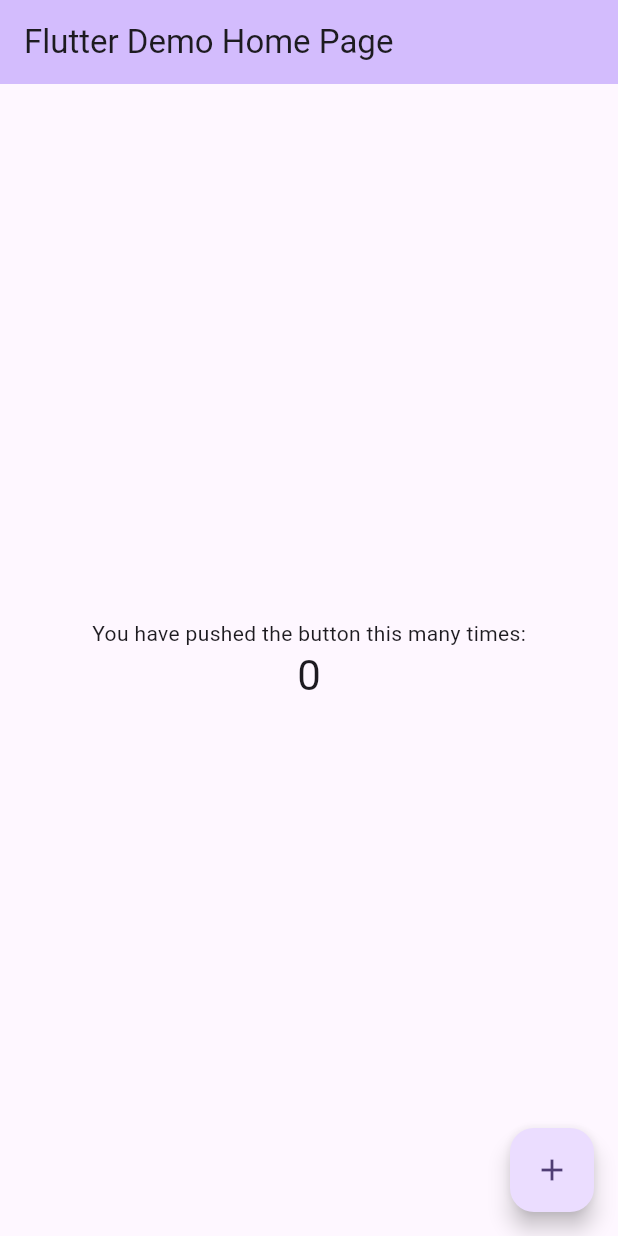
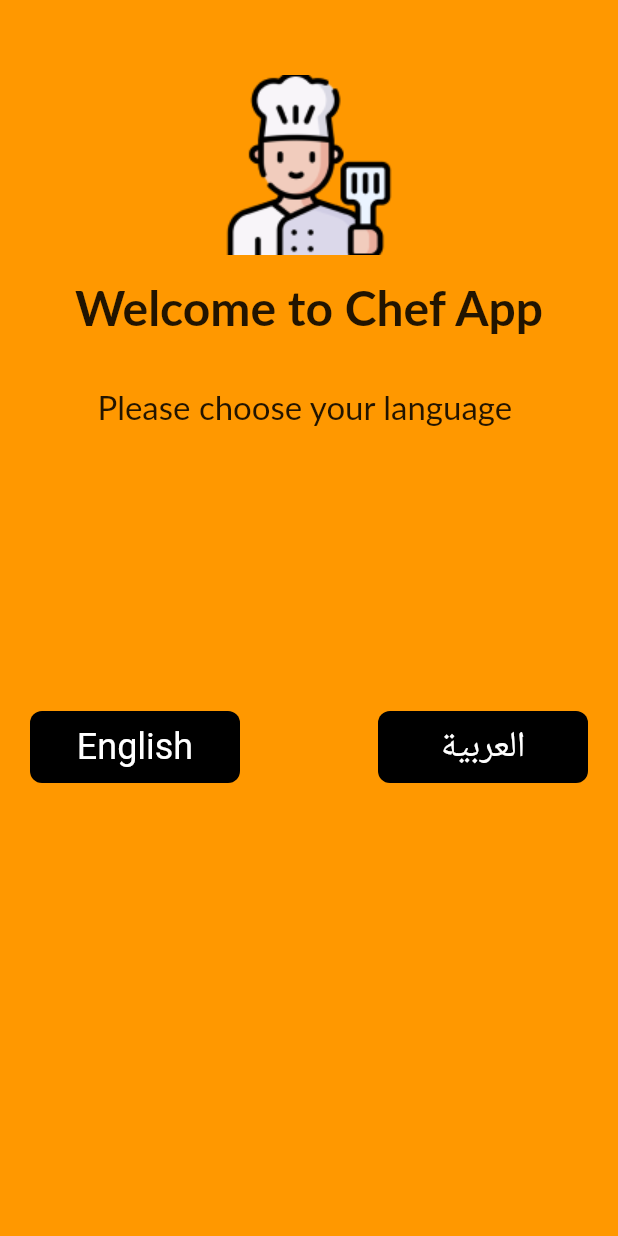
Before and after one commit to Lamiaa21-3/chef_app, a Flutter app: the screen it shows after launch, on a phone screen of 412 x 824 dp. Run offline on Flutter 3.47's test engine with Material 2 defaults, Android fonts, the phone set to English and light mode, and no system bars; Roboto replaces fonts that are missing (Lato, Poppins).

Commit message:
change language

```diff
--- a/lib/main.dart
+++ b/lib/main.dart
@@ -1,3 +1,4 @@
+import 'package:chef_app/screens/change_language/change_language.dart';
 import 'package:flutter/material.dart';
 
 void main() {
@@ -5,121 +6,16 @@ void main() {
 }
 
 class MyApp extends StatelessWidget {
-  const MyApp({super.key});
+  const MyApp
+
+  ({super.key});
 
   // This widget is the root of your application.
   @override
   Widget build(BuildContext context) {
     return MaterialApp(
-      title: 'Flutter Demo',
-      theme: ThemeData(
-        // This is the theme of your application.
-        //
-        // TRY THIS: Try running your application with "flutter run". You'll see
-        // the application has a blue toolbar. Then, without quitting the app,
-        // try changing the seedColor in the colorScheme below to Colors.green
-        // and then invoke "hot reload" (save your changes or press the "hot
-        // reload" button in a Flutter-supported IDE, or press "r" if you used
-        // the command line to start the app).
-        //
-        // Notice that the counter didn't reset back to zero; the application
-        // state is not lost during the reload. To reset the state, use hot
-        // restart instead.
-        //
-        // This works for code too, not just values: Most code changes can be
-        // tested with just a hot reload.
-        colorScheme: ColorScheme.fromSeed(seedColor: Colors.deepPurple),
-        useMaterial3: true,
-      ),
-      home: const MyHomePage(title: 'Flutter Demo Home Page'),
+      debugShowCheckedModeBanner: false,
+      home: ChangeLanguageScreen(),
     );
   }
 }
-
-class MyHomePage extends StatefulWidget {
-  const MyHomePage({super.key, required this.title});
-
-  // This widget is the home page of your application. It is stateful, meaning
-  // that it has a State object (defined below) that contains fields that affect
-  // how it looks.
-
-  // This class is the configuration for the state. It holds the values (in this
-  // case the title) provided by the parent (in this case the App widget) and
-  // used by the build method of the State. Fields in a Widget subclass are
-  // always marked "final".
-
-  final String title;
-
-  @override
-  State<MyHomePage> createState() => _MyHomePageState();
-}
-
-class _MyHomePageState extends State<MyHomePage> {
-  int _counter = 0;
-
-  void _incrementCounter() {
-    setState(() {
-      // This call to setState tells the Flutter framework that something has
-      // changed in this State, which causes it to rerun the build method below
-      // so that the display can reflect the updated values. If we changed
-      // _counter without calling setState(), then the build method would not be
-      // called again, and so nothing would appear to happen.
-      _counter++;
-    });
-  }
-
-  @override
-  Widget build(BuildContext context) {
-    // This method is rerun every time setState is called, for instance as done
-    // by the _incrementCounter method above.
-    //
-    // The Flutter framework has been optimized to make rerunning build methods
-    // fast, so that you can just rebuild anything that needs updating rather
-    // than having to individually change instances of widgets.
-    return Scaffold(
-      appBar: AppBar(
-        // TRY THIS: Try changing the color here to a specific color (to
-        // Colors.amber, perhaps?) and trigger a hot reload to see the AppBar
-        // change color while the other colors stay the same.
-        backgroundColor: Theme.of(context).colorScheme.inversePrimary,
-        // Here we take the value from the MyHomePage object that was created by
-        // the App.build method, and use it to set our appbar title.
-        title: Text(widget.title),
-      ),
-      body: Center(
-        // Center is a layout widget. It takes a single child and positions it
-        // in the middle of the parent.
-        child: Column(
-          // Column is also a layout widget. It takes a list of children and
-          // arranges them vertically. By default, it sizes itself to fit its
-          // children horizontally, and tries to be as tall as its parent.
-          //
-          // Column has various properties to control how it sizes itself and
-          // how it positions its children. Here we use mainAxisAlignment to
-          // center the children vertically; the main axis here is the vertical
-          // axis because Columns are vertical (the cross axis would be
-          // horizontal).
-          //
-          // TRY THIS: Invoke "debug painting" (choose the "Toggle Debug Paint"
-          // action in the IDE, or press "p" in the console), to see the
-          // wireframe for each widget.
-          mainAxisAlignment: MainAxisAlignment.center,
-          children: <Widget>[
-            const Text(
-              'You have pushed the button this many times:',
-            ),
-            Text(
-              '$_counter',
-              style: Theme.of(context).textTheme.headlineMedium,
-            ),
-          ],
-        ),
-      ),
-      floatingActionButton: FloatingActionButton(
-        onPressed: _incrementCounter,
-        tooltip: 'Increment',
-        child: const Icon(Icons.add),
-      ), // This trailing comma makes auto-formatting nicer for build methods.
-    );
-  }
-}
--- /dev/null
+++ b/lib/screens/change_language/change_language.dart
@@ -0,0 +1,62 @@
+import 'package:flutter/cupertino.dart';
+import 'package:flutter/material.dart';
+
+import 'change_language_components.dart';
+
+class ChangeLanguageScreen extends StatelessWidget {
+  const ChangeLanguageScreen({Key? key}) : super(key: key);
+
+  @override
+  Widget build(BuildContext context) {
+    return Scaffold(
+      body: Container(
+        color: Colors.orange,
+        child: Center(
+          child: Column(
+            //crossAxisAlignment: CrossAxisAlignment.center,
+            children: [
+              Padding(
+                padding: const EdgeInsets.only(top: 50),
+                child: Image.asset('assets/chef.png'),
+              ),
+              SizedBox(
+                height: 15,
+              ),
+              Text(
+                'Welcome to Chef App',
+                style: TextStyle(
+                    fontSize: 32,
+                    fontWeight: FontWeight.w700,
+                    fontFamily: 'Lato'),
+              ),
+              SizedBox(
+                height: 35,
+              ),
+              Text(
+                'Please choose your language ',
+                style: TextStyle(
+                  fontSize: 22,
+                  fontFamily: 'Lato',
+                  fontWeight: FontWeight.w400,
+                ),
+              ),
+              SizedBox(
+                height: 190,
+              ),
+              Padding(
+                padding: const EdgeInsets.only(left: 20,right: 20),
+                child: Row(
+                  mainAxisAlignment: MainAxisAlignment.spaceBetween,
+                  children: [
+                    ContainerChangeLanguage(text: 'English',),
+                    ContainerChangeLanguage(text: 'العربية',),
+                  ],
+                ),
+              ),
+            ],
+          ),
+        ),
+      ),
+    );
+  }
+}
--- /dev/null
+++ b/lib/screens/change_language/change_language_components.dart
@@ -0,0 +1,25 @@
+import 'package:flutter/material.dart';
+
+class ContainerChangeLanguage extends StatelessWidget {
+   ContainerChangeLanguage({Key? key, required this.text}) : super(key: key);
+  final String text;
+  @override
+  Widget build(BuildContext context) {
+    return Container(
+      child: Center(
+          child: Text(
+            '$text',
+            style: TextStyle(
+                fontFamily: 'Poppins',
+                fontSize: 24,
+                color: Colors.white),
+          )),
+      width: 140,
+      height: 48,
+      decoration: BoxDecoration(
+        color: Colors.black,
+        borderRadius: BorderRadius.circular(8),
+      ),
+    );
+  }
+}
--- a/pubspec.yaml
+++ b/pubspec.yaml
@@ -59,8 +59,8 @@ flutter:
   uses-material-design: true
 
   # To add assets to your application, add an assets section, like this:
-  # assets:
-  #   - images/a_dot_burr.jpeg
+  assets:
+    - assets/chef.png
   #   - images/a_dot_ham.jpeg
 
   # An image asset can refer to one or more resolution-specific "variants", see
```
Also changed, not shown: assets/chef.png (added).
